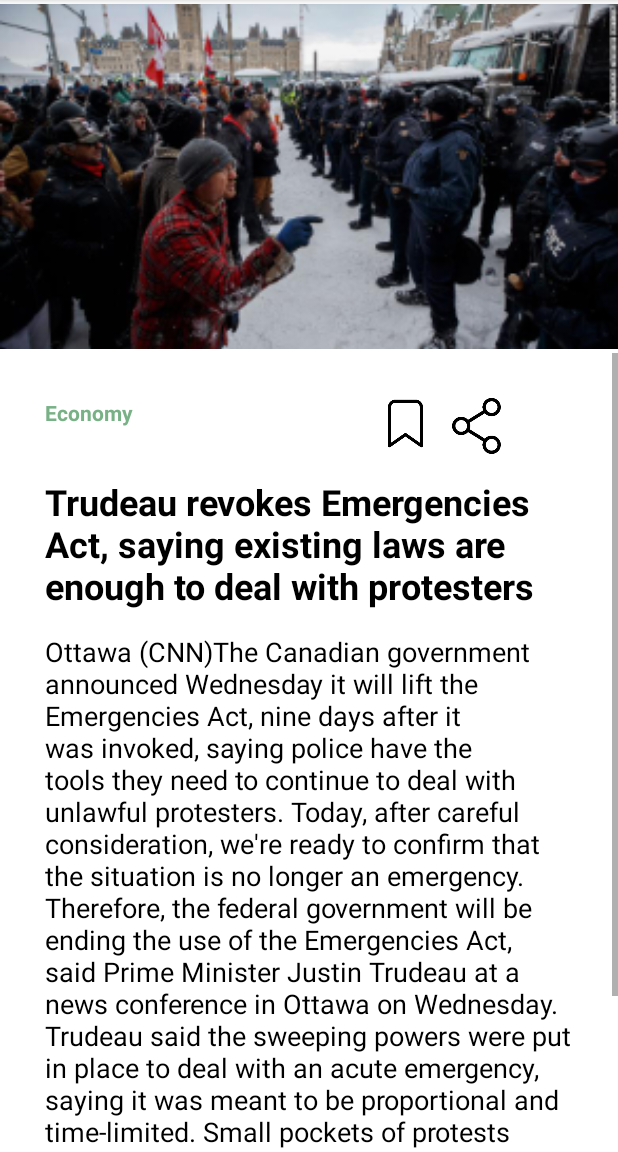
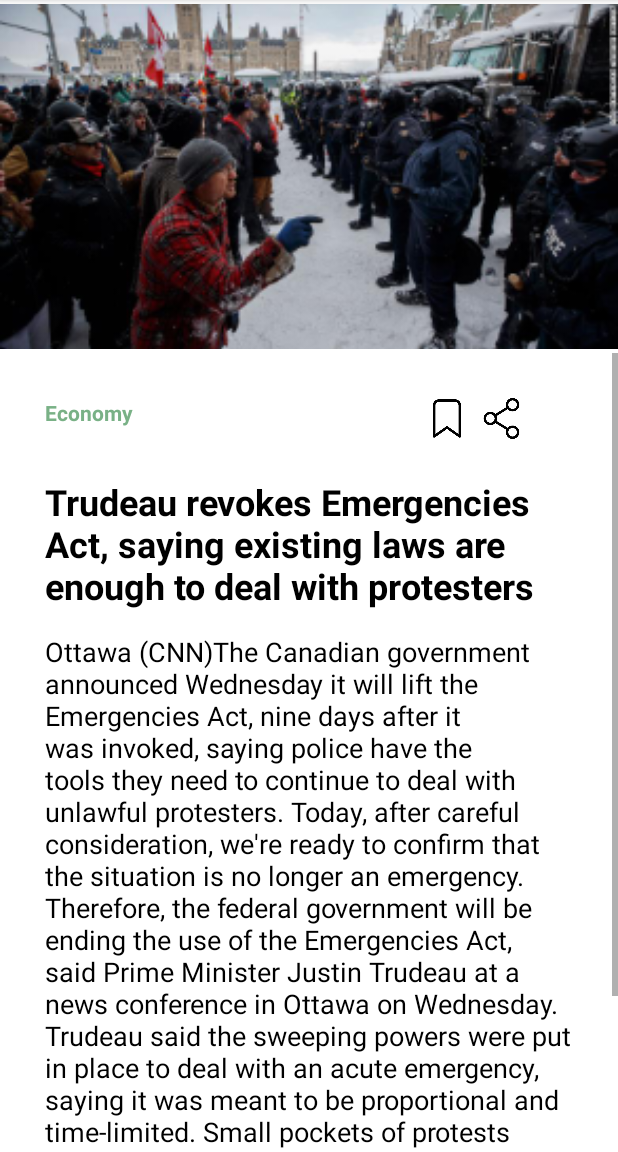
Before and after one commit to aishustha/NewsBox, an Android app: the Detail screen opened directly, with no data from a screen before it, on a phone screen of 412 x 824 dp, the part 84-1236 px from its top. Run offline under Robolectric (Android 15) with nearby library versions, the phone set to English and light mode, and no system bars.

Commit message:
Added details

```diff
--- a/app/src/main/res/layout/activity_detail.xml
+++ b/app/src/main/res/layout/activity_detail.xml
@@ -23,14 +23,14 @@
         android:layout_height="wrap_content">
 
         <LinearLayout
-            android:layout_width="314dp"
+            android:layout_width="wrap_content"
             android:layout_height="37dp"
             android:orientation="horizontal">
 
 
             <TextView
                 android:id="@+id/textView01"
-                android:layout_width="219dp"
+                android:layout_width="253dp"
                 android:layout_height="52dp"
                 android:paddingBottom="15dp"
                 android:text="Economy"
@@ -41,14 +41,14 @@
 
             <ImageView
                 android:id="@+id/imageView6"
-                android:layout_width="42dp"
-                android:layout_height="34dp"
+                android:layout_width="29dp"
+                android:layout_height="27dp"
                 app:srcCompat="@mipmap/saved" />
 
             <ImageView
                 android:id="@+id/imageView7"
-                android:layout_width="match_parent"
-                android:layout_height="wrap_content"
+                android:layout_width="43dp"
+                android:layout_height="27dp"
                 app:srcCompat="@mipmap/share" />
 
 
```
